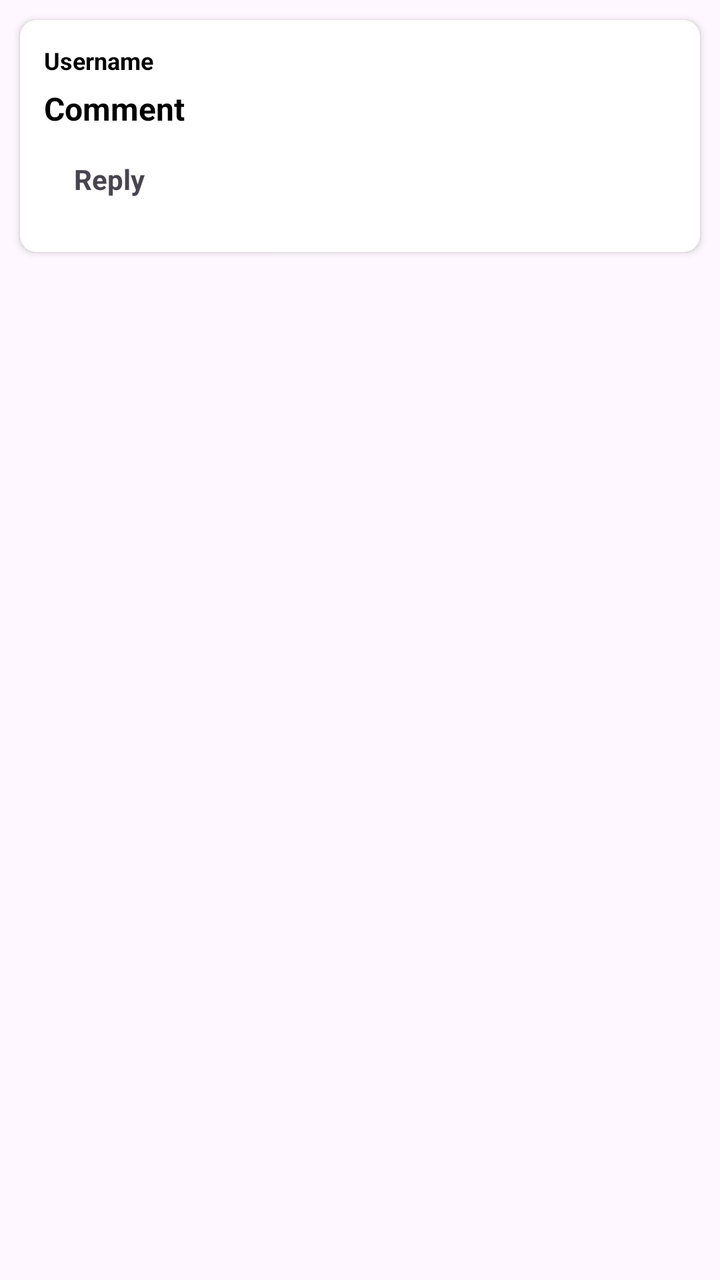
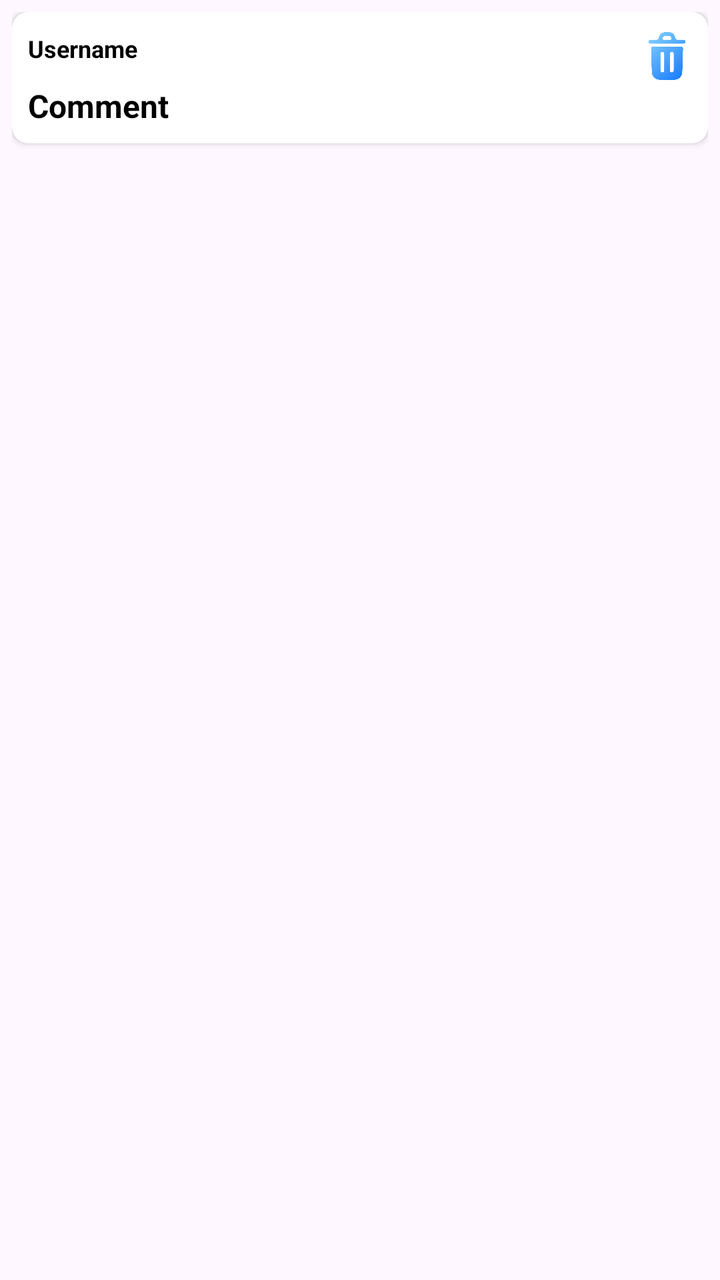

Screens rendered from an Android XML layout before and after an edit, with the pre-edit source and the edit as a unified diff.
<!-- AndroidManifest.xml: application theme Theme.TaskManagement -->
<!-- res/layout/comments_item.xml -->
<?xml version="1.0" encoding="utf-8"?>
<LinearLayout
    xmlns:android="http://schemas.android.com/apk/res/android"
    xmlns:app="http://schemas.android.com/apk/res-auto"
    android:layout_width="match_parent"
    android:layout_height="wrap_content"
android:padding="6dp"
    android:orientation="vertical">
<androidx.cardview.widget.CardView
    android:layout_width="match_parent"
    android:layout_height="wrap_content"
    android:layout_margin="4dp"
    app:cardCornerRadius="8dp">

    <LinearLayout
        android:layout_width="match_parent"
        android:layout_height="wrap_content"
        android:orientation="vertical"
        android:padding="12sp">
        <TextView
            android:id="@+id/username"
            android:layout_width="wrap_content"
            android:layout_height="wrap_content"
            android:text="Username"
            android:textSize="12sp"
            android:textColor="@android:color/black"
            android:textStyle="bold"/>
        <TextView

            android:id="@+id/commentTextView"
            android:layout_width="match_parent"
            android:layout_height="wrap_content"
            android:text="Comment"
            android:textSize="16sp"
            android:layout_marginTop="5dp"
            android:textColor="@android:color/black"
            android:textStyle="bold"/>

        <TextView
            android:id="@+id/replybtn"
            android:text="Reply"
            android:textStyle="bold"
            android:layout_margin="15dp"
            android:layout_width="wrap_content"
            android:layout_height="wrap_content"/>

    </LinearLayout>
</androidx.cardview.widget.CardView>
<LinearLayout
    android:id="@+id/replyContainer"
    android:layout_width="match_parent"
    android:layout_height="wrap_content"
    android:orientation="vertical">

</LinearLayout>





</LinearLayout>
<!-- resources referenced by this layout -->
<resources>
  <style name="Theme.TaskManagement" parent="Base.Theme.TaskManagement" />
  <style name="Base.Theme.TaskManagement" parent="Theme.Material3.DayNight.NoActionBar">
          
          
          <item name="colorOnSurface">#000000</item>
      </style>
</resources>

<!-- the commit's change to res/layout/comments_item.xml (unified diff, before → after) -->
@@ -9,22 +9,41 @@ android:padding="6dp"
 <androidx.cardview.widget.CardView
     android:layout_width="match_parent"
     android:layout_height="wrap_content"
-    android:layout_margin="4dp"
+
     app:cardCornerRadius="8dp">
 
     <LinearLayout
         android:layout_width="match_parent"
         android:layout_height="wrap_content"
         android:orientation="vertical"
-        android:padding="12sp">
-        <TextView
-            android:id="@+id/username"
-            android:layout_width="wrap_content"
-            android:layout_height="wrap_content"
-            android:text="Username"
-            android:textSize="12sp"
-            android:textColor="@android:color/black"
-            android:textStyle="bold"/>
+        android:padding="8sp">
+        <LinearLayout
+            android:layout_width="match_parent"
+            android:layout_height="wrap_content">
+            <TextView
+                android:id="@+id/username"
+                android:layout_width="wrap_content"
+                android:layout_height="wrap_content"
+                android:text="Username"
+                android:textSize="12sp"
+                android:textColor="@android:color/black"
+                android:textStyle="bold"/>
+            <TextView
+                android:id="@+id/time"
+                android:layout_marginStart="15dp"
+                android:layout_width="wrap_content"
+                android:layout_height="wrap_content"/>
+            <Space
+                android:layout_width="0dp"
+                android:layout_height="wrap_content"
+                android:layout_weight="1"/>
+            <ImageView
+              android:id="@+id/deletbtn"
+                android:layout_width="25dp"
+                android:src="@drawable/trash"
+                android:layout_height="28dp"/>
+        </LinearLayout>
+
         <TextView
 
             android:id="@+id/commentTextView"
@@ -32,17 +51,11 @@ android:padding="6dp"
             android:layout_height="wrap_content"
             android:text="Comment"
             android:textSize="16sp"
-            android:layout_marginTop="5dp"
+
             android:textColor="@android:color/black"
             android:textStyle="bold"/>
 
-        <TextView
-            android:id="@+id/replybtn"
-            android:text="Reply"
-            android:textStyle="bold"
-            android:layout_margin="15dp"
-            android:layout_width="wrap_content"
-            android:layout_height="wrap_content"/>
+     
 
     </LinearLayout>
 </androidx.cardview.widget.CardView>
<!-- resource entries referenced after the edit -->
@@ -1,5 +1,6 @@
 <!-- resources referenced by this layout -->
 <resources>
+  <!-- drawable trash: png bitmap (drawable, 27816 bytes) -->
   <style name="Theme.TaskManagement" parent="Base.Theme.TaskManagement" />
   <style name="Base.Theme.TaskManagement" parent="Theme.Material3.DayNight.NoActionBar">
           
